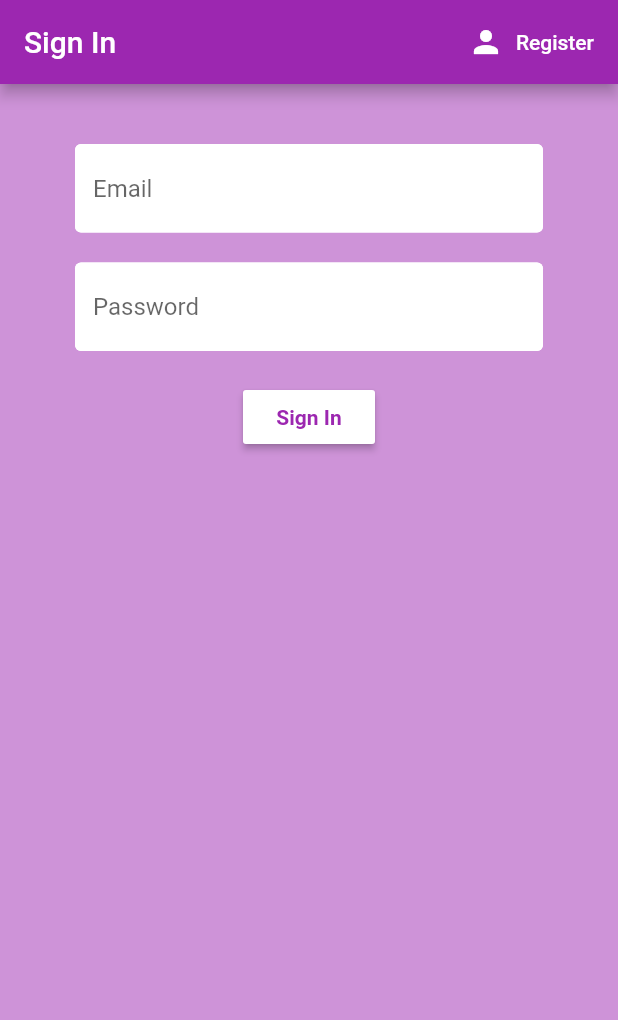
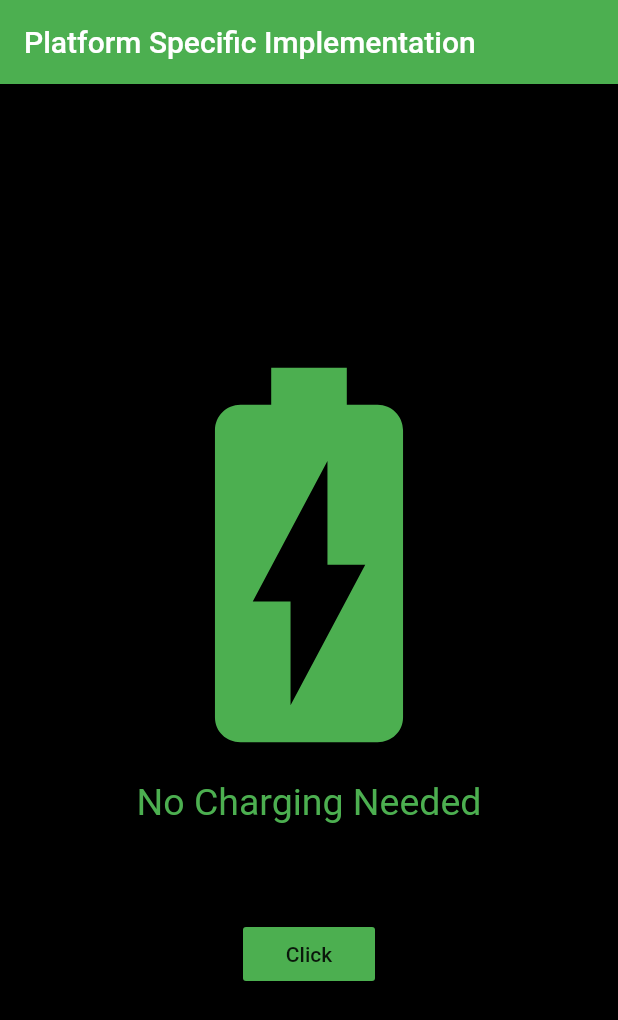
Before and after one commit to sawantmohit25/Practice_concepts, a Flutter app: the screen it shows after launch, on a phone screen of 412 x 824 dp. Shown: the top 1020 px of the screen. Run offline on Flutter 3.47's test engine with Material 2 defaults, Android fonts, the phone set to English and light mode, and no system bars; our stand-ins replace cloud_firestore, device_preview, dio, firebase_auth, flutter_mobx, flutter_slidable and 7 more; accounts and stored records are empty; generated files the repository leaves out were written again.

Commit message:
Platform specific code for android implemented

```diff
--- a/lib/main.dart
+++ b/lib/main.dart
@@ -8,6 +8,7 @@ import 'package:sembast_app/firebase_service/authentication.dart';
 import 'package:sembast_app/mvvm_implementation/employee_list.dart';
 import 'package:sembast_app/mvvm_implementation/employee_viewmodel.dart';
 import 'package:sembast_app/permission_screen.dart';
+import 'package:sembast_app/platform_specific/platform_specific.dart';
 import 'package:sembast_app/provider/provider_api_response.dart';
 import 'package:sembast_app/provider/provider_userlist.dart';
 import 'package:sembast_app/responsive_demo.dart';
@@ -41,7 +42,7 @@ class MyApp extends StatelessWidget {
     return StreamProvider<User>.value(value:AuthenticationService().user,
       child: MaterialApp(
         builder: DevicePreview.appBuilder, // Add the builder here
-        home:Wrapper(),
+        home:PlatformSpecific(),
         debugShowCheckedModeBanner: false,
       ),
     );
--- /dev/null
+++ b/lib/platform_specific/platform_specific.dart
@@ -0,0 +1,89 @@
+import 'package:flutter/material.dart';
+import 'package:flutter/services.dart';
+class PlatformSpecific extends StatefulWidget {
+  @override
+  _PlatformSpecificState createState() => _PlatformSpecificState();
+}
+
+class _PlatformSpecificState extends State<PlatformSpecific> {
+  String _batteryLevel = '';
+  double _opacity=0;
+
+  static const batteryChannel=const MethodChannel('battery');
+  int _battery=0;
+
+  Future<void> _getBatteryInformation()async{
+    String batteryLevel;
+    int battery;
+    try {
+      final int result = await batteryChannel.invokeMethod('getBatteryLevel');
+      batteryLevel = 'Battery level at $result % .';
+      battery=result;
+    } on PlatformException catch (e) {
+      batteryLevel = "Failed to get battery level: '${e.message}'.";
+    }
+
+    setState(() {
+      _battery=battery;
+      _batteryLevel = batteryLevel;
+      _opacity=1;
+    });
+
+  }
+  @override
+  Widget build(BuildContext context) {
+    return Scaffold(
+      backgroundColor:Colors.black,
+      appBar:AppBar(
+        backgroundColor:Colors.green,
+        title: Text('Platform Specific Implementation'),
+      ),
+      body: Center(
+        child: Column(
+          mainAxisAlignment: MainAxisAlignment.center,
+          children: [
+            batteryContainer(_battery),
+            SizedBox(height: 20.0),
+            AnimatedOpacity(duration:Duration(seconds:3),opacity:_opacity,child: Text(_batteryLevel,style: TextStyle(color:Colors.white,fontSize: 20),)),
+            SizedBox(height: 20.0),
+            RaisedButton(color: Colors.green,onPressed:_getBatteryInformation,child: Text('Click',),),
+          ],
+        ),
+      ),
+    );
+  }
+  Widget batteryContainer(int battery){
+    if(battery==100){
+      return Column(
+        children: [
+          Icon(Icons.battery_full,size: 300,color: Colors.green[900],),
+          Text('Full!!',style: TextStyle(color: Colors.green[900],fontSize: 25),)
+        ],
+      );
+    }
+    else if(battery>=50 || battery<=99 ){
+      return Column(
+        children: [
+          Icon(Icons.battery_charging_full,size: 300,color: Colors.green,),
+          Text('No Charging Needed',style: TextStyle(color: Colors.green,fontSize: 25),)
+        ],
+      );
+    }
+    else if(battery>=10 || battery<=50 ){
+      return Column(
+        children: [
+          Icon(Icons.battery_charging_full,size: 300,color: Colors.orange,),
+          Text('Charging Needed',style: TextStyle(color: Colors.orange,fontSize: 25),)
+        ],
+      );
+    }
+    else{
+      return Column(
+        children: [
+          Icon(Icons.battery_alert,size: 300,color: Colors.red,),
+          Text('Battery Low!!',style: TextStyle(color: Colors.red,fontSize: 25),)
+        ],
+      );
+    }
+  }
+}
```
Also changed, not shown: 1 other file.
